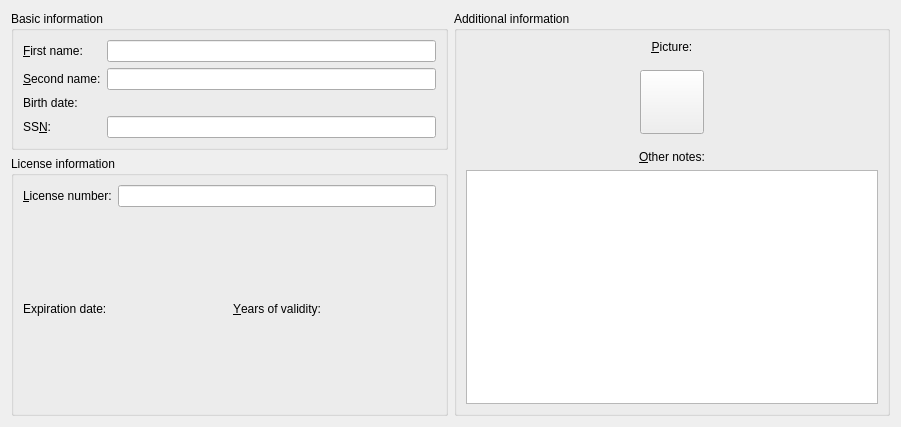
First picture: the form in src/uis/addprofilewidget.ui, repository riccardobellini/VehicleReminder, before the edit.
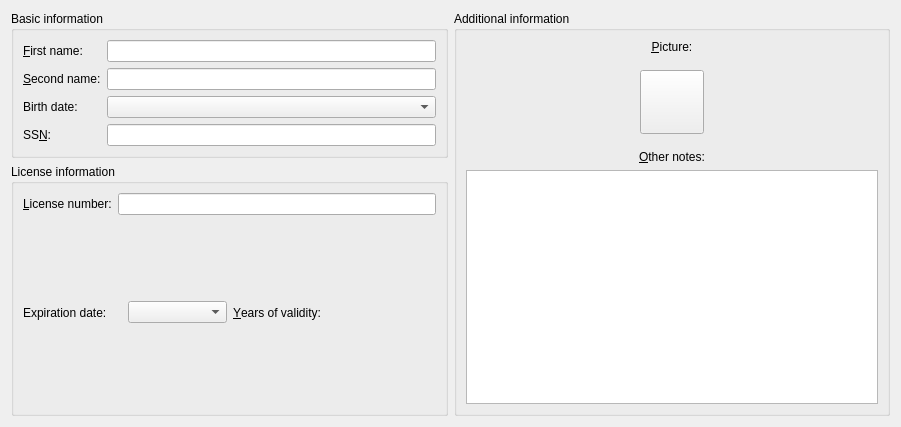
Second picture: the form after the edit. Custom widgets are drawn as their Qt base class.

Commit message: Modify add profile widget, use KDateComboBox for editing and selection of dates

Patch:
```diff
--- a/src/uis/addprofilewidget.ui
+++ b/src/uis/addprofilewidget.ui
@@ -75,16 +75,6 @@
           </property>
          </widget>
         </item>
-        <item row="2" column="1">
-         <widget class="KDateTimeEdit" name="birthDateEdit">
-          <property name="sizePolicy">
-           <sizepolicy hsizetype="Preferred" vsizetype="Preferred">
-            <horstretch>1</horstretch>
-            <verstretch>0</verstretch>
-           </sizepolicy>
-          </property>
-         </widget>
-        </item>
         <item row="3" column="0">
          <widget class="QLabel" name="ssnLabel">
           <property name="text">
@@ -105,6 +95,9 @@
           </property>
          </widget>
         </item>
+        <item row="2" column="1">
+         <widget class="KDateComboBox" name="birthDateComboBox"/>
+        </item>
        </layout>
       </widget>
      </item>
@@ -141,7 +134,7 @@
            </widget>
           </item>
           <item>
-           <widget class="KDateTimeEdit" name="expirationDateEdit"/>
+           <widget class="KDateComboBox" name="expirationDateComboBox"/>
           </item>
           <item>
            <widget class="QLabel" name="validityYearsLabel">
@@ -305,9 +298,14 @@
  </widget>
  <customwidgets>
   <customwidget>
-   <class>KDateTimeEdit</class>
-   <extends>QWidget</extends>
-   <header>kdatetimeedit.h</header>
+   <class>KDateComboBox</class>
+   <extends>KComboBox</extends>
+   <header>kdatecombobox.h</header>
+  </customwidget>
+  <customwidget>
+   <class>KComboBox</class>
+   <extends>QComboBox</extends>
+   <header>kcombobox.h</header>
   </customwidget>
   <customwidget>
    <class>KLineEdit</class>
```
